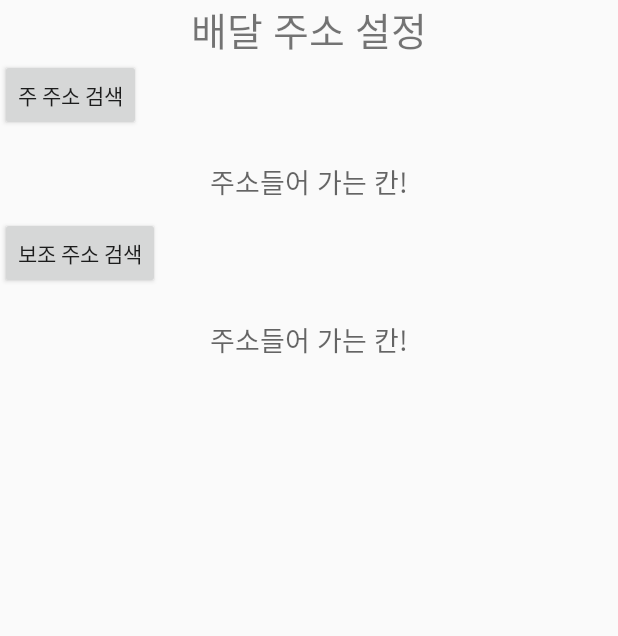
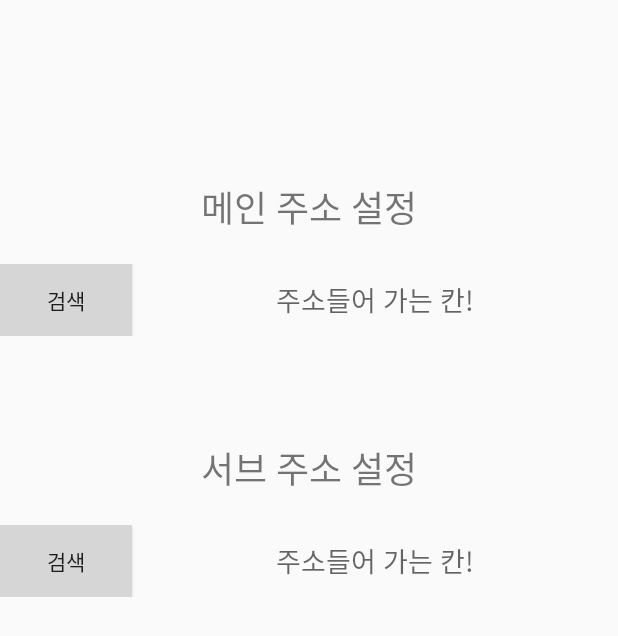
Before and after one commit to bobpool/Food_Android, an Android app: the UserSettingActivity screen opened directly, with no data from a screen before it, on a phone screen of 412 x 824 dp. Shown: the top 636 px of the screen. Run offline under Robolectric (Android 15) with nearby library versions, the phone set to English and light mode, and no system bars.

Commit message:
splash화면 적용

```diff
--- a/app/src/main/AndroidManifest.xml
+++ b/app/src/main/AndroidManifest.xml
@@ -12,10 +12,10 @@
         android:roundIcon="@mipmap/ic_launcher_round"
         android:supportsRtl="true"
         android:theme="@style/AppTheme.NoActionBar">
-        <activity android:name=".KakaoLoginActivity">
+        <activity android:name=".SplashActivity"
+            android:theme="@style/SplashTheme">
             <intent-filter>
                 <action android:name="android.intent.action.MAIN" />
-
                 <category android:name="android.intent.category.LAUNCHER" />
             </intent-filter>
         </activity>
@@ -27,6 +27,7 @@
             android:name="com.kakao.sdk.ClientSecret"
             android:value="@string/client_secret"/>
 
+        <activity android:name=".KakaoLoginActivity"/>
         <activity android:name=".main_list.MainActivity"/>
         <activity android:name=".UserSettingActivity"/>
         <activity android:name=".introduce.IntroduceActivity"/>
--- a/app/src/main/java/com/bobteam/bobpool/UserSettingActivity.java
+++ b/app/src/main/java/com/bobteam/bobpool/UserSettingActivity.java
@@ -26,7 +26,6 @@ public class UserSettingActivity extends AppCompatActivity implements View.OnCli
     private TextView firstAddressText;
     private TextView secondAddressText;
 
-    private View searchAddressView;
     private Dialog searchAddressDialog;
     private ProgressDialog progressDialog;
 
@@ -59,7 +58,7 @@ public class UserSettingActivity extends AppCompatActivity implements View.OnCli
 
     @SuppressLint("SetJavaScriptEnabled")
     private void initWebView(){
-        searchAddressView = getLayoutInflater().inflate(R.layout.dialog_daum_address, null, false);
+        View searchAddressView = getLayoutInflater().inflate(R.layout.dialog_daum_address, null, false);
 
         WebView webView = searchAddressView.findViewById(R.id.address_search);
         webView.getSettings().setJavaScriptEnabled(true);   // JavaScript 허용
@@ -100,7 +99,6 @@ public class UserSettingActivity extends AppCompatActivity implements View.OnCli
         searchAddressDialog = new Dialog(this);
         searchAddressDialog.setContentView(searchAddressView, layoutParams);
         searchAddressDialog.show();
-
     }
 
     @Override
@@ -115,8 +113,6 @@ public class UserSettingActivity extends AppCompatActivity implements View.OnCli
         }
 
         initWebView();
-
-
     }
 
 
--- a/app/src/main/res/layout/activity_main.xml
+++ b/app/src/main/res/layout/activity_main.xml
@@ -30,6 +30,7 @@
         android:layout_marginEnd="20dp"
         android:layout_below="@+id/top"
         android:background="@color/gray"/>
+
     <LinearLayout
         android:id="@+id/spinners"
         android:layout_marginTop="10dp"
@@ -48,7 +49,6 @@
             android:spinnerMode="dropdown"
             android:layout_marginRight="20dp"/>
 
-
     </LinearLayout>
 
     <LinearLayout
--- a/app/src/main/res/layout/activity_userset.xml
+++ b/app/src/main/res/layout/activity_userset.xml
@@ -6,39 +6,60 @@
     <TextView
         android:layout_width="match_parent"
         android:layout_height="wrap_content"
-        android:text="배달 주소 설정"
-        android:textSize="26sp"
-        android:textAlignment="center"/>
+        android:textAlignment="center"
+        android:layout_marginTop="120dp"
+        android:layout_marginBottom="20dp"
+        android:text="메인 주소 설정"
+        android:textSize="24sp"/>
+
+    <LinearLayout
+        android:layout_width="match_parent"
+        android:layout_height="wrap_content"
+        android:orientation="horizontal">
 
         <Button
             android:id="@+id/address_set_btn1"
             android:layout_width="wrap_content"
             android:layout_height="wrap_content"
-        android:text="주 주소 검색"/>
+            android:background="@color/gray"
+            android:text="검색"/>
 
         <TextView
             android:id="@+id/first_address"
             android:layout_width="match_parent"
-        android:layout_height="wrap_content"
-        android:layout_marginTop="20dp"
+            android:layout_height="match_parent"
             android:hint="주소들어 가는 칸!"
             android:textSize="18sp"
-        android:paddingBottom="10dp"
-        android:textAlignment="center"/>
+            android:gravity="center"/>
+    </LinearLayout>
+
+    <TextView
+        android:layout_width="match_parent"
+        android:layout_height="wrap_content"
+        android:textAlignment="center"
+        android:layout_marginTop="70dp"
+        android:layout_marginBottom="20dp"
+        android:text="서브 주소 설정"
+        android:textSize="24sp"/>
+
+    <LinearLayout
+        android:layout_width="match_parent"
+        android:layout_height="wrap_content"
+        android:orientation="horizontal">
+
         <Button
             android:id="@+id/address_set_btn2"
             android:layout_width="wrap_content"
             android:layout_height="wrap_content"
-        android:text="보조 주소 검색"/>
+            android:text="검색"
+            android:background="@color/gray"/>
 
         <TextView
             android:id="@+id/second_address"
             android:layout_width="match_parent"
-        android:layout_height="wrap_content"
-        android:layout_marginTop="20dp"
+            android:layout_height="match_parent"
+            android:gravity="center"
             android:hint="주소들어 가는 칸!"
-        android:textSize="18sp"
-        android:paddingBottom="10dp"
-        android:textAlignment="center"/>
-
+            android:textSize="18sp" />
     </LinearLayout>
+</LinearLayout>
--- a/app/src/main/res/values/styles.xml
+++ b/app/src/main/res/values/styles.xml
@@ -16,6 +16,11 @@
         <item name="colorAccent">@color/colorAccent</item>
     </style>
 
+    <!-- Splash theme. -->
+    <style name="SplashTheme" parent="AppTheme.NoActionBar">
+        <item name="android:windowBackground">@drawable/bobpool2</item>
+    </style>
+
     <style name="SpinnerStyle">
         <item name="android:textSize">10dp</item>
         <!--<item name="android:background">@drawable/bg_spinner</item>-->
```
Also changed, not shown: app/src/main/java/com/bobteam/bobpool/SplashActivity.java (added, +24 -0 lines), app/src/main/res/layout/activity_kakao_login.xml (+6 -6 lines), app/src/main/res/layout/activity_loading.xml (added, +9 -0 lines), app/src/main/res/drawable-v24/bobpool.png (added), app/src/main/res/drawable-v24/bobpool2.png (added), app/src/main/res/drawable-v24/bobpool_loading.png (added), app/src/main/res/drawable-v24/bobpool_logo.png (added), app/src/main/res/drawable-v24/loading.png (added). Lines whose indentation alone changed are shown as unchanged.
